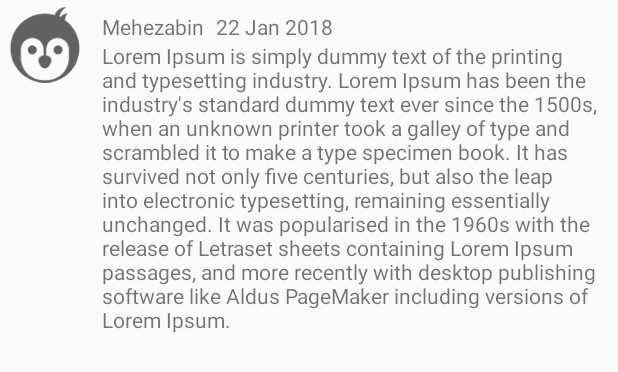
After one commit to Hany-Raaj/Smack, an Android app: the layout message_list_view.xml on its own in the app's theme, with its tools: preview values and no code run, on a phone screen of 412 x 824 dp. The commit adds this screen. Shown: the top 372 px of the screen. Run offline under Robolectric (Android 15) with nearby library versions, the phone set to English and light mode, and no system bars.

Commit message:
Lesson - 24

```diff
--- a/app/src/main/java/com/example/hanyr/smack/Services/UserDataService.kt
+++ b/app/src/main/java/com/example/hanyr/smack/Services/UserDataService.kt
@@ -23,6 +23,8 @@ object UserDataService {
         App.prefs.authToken = ""
         App.prefs.userEmail = ""
         App.prefs.isLoggedIn = false
+        MessageService.clearMessages()
+        MessageService.clearChannels()
     }
 
     fun returnAvatarColor(components: String): Int {
--- a/app/src/main/java/com/example/hanyr/smack/Utilities/Constants.kt
+++ b/app/src/main/java/com/example/hanyr/smack/Utilities/Constants.kt
@@ -12,6 +12,7 @@ const val URL_LOGIN = "${BASE_URL}account/login"
 const val URL_CREATE_USER = "${BASE_URL}user/add"
 const val URL_GET_USER = "${BASE_URL}user/byEmail/"
 const val URL_GET_CHANNELS = "${BASE_URL}channel/"
+const val URL_GET_MESSAGES = "${BASE_URL}message/byChannel/"
 
 //Broadcast Constants
 const val BROADCAST_USER_DATA_CHANGE = "BROADCAST_USER_DATA_CHANGE"
--- /dev/null
+++ b/app/src/main/res/layout/message_list_view.xml
@@ -0,0 +1,52 @@
+<?xml version="1.0" encoding="utf-8"?>
+<android.support.constraint.ConstraintLayout xmlns:android="http://schemas.android.com/apk/res/android"
+    xmlns:app="http://schemas.android.com/apk/res-auto"
+    xmlns:tools="http://schemas.android.com/tools"
+    android:layout_width="match_parent"
+    android:layout_height="wrap_content">
+
+    <ImageView
+        android:id="@+id/messageUserImage"
+        android:layout_width="60dp"
+        android:layout_height="60dp"
+        tools:srcCompat="@drawable/dark1"
+        tools:layout_editor_absoluteX="3dp"
+        tools:layout_editor_absoluteY="0dp"
+        tools:ignore="MissingConstraints" />
+
+    <TextView
+        android:id="@+id/messageUserNameLbl"
+        android:layout_width="wrap_content"
+        android:layout_height="wrap_content"
+        android:layout_marginStart="8dp"
+        android:layout_marginTop="8dp"
+        android:text="Mehezabin"
+        app:layout_constraintStart_toEndOf="@+id/messageUserImage"
+        app:layout_constraintTop_toTopOf="parent" />
+
+    <TextView
+        android:id="@+id/timeStampLbl"
+        android:layout_width="wrap_content"
+        android:layout_height="wrap_content"
+        android:layout_marginStart="8dp"
+        android:layout_marginTop="8dp"
+        app:layout_constraintStart_toEndOf="@+id/messageUserNameLbl"
+        app:layout_constraintTop_toTopOf="parent"
+        tools:text="22 Jan 2018" />
+
+    <TextView
+        android:id="@+id/messageBodyLbl"
+        android:layout_width="0dp"
+        android:layout_height="wrap_content"
+        android:layout_marginBottom="8dp"
+        android:layout_marginEnd="8dp"
+        android:layout_marginStart="8dp"
+        app:layout_constraintBottom_toBottomOf="parent"
+        app:layout_constraintEnd_toEndOf="parent"
+        app:layout_constraintHorizontal_bias="1.0"
+        app:layout_constraintStart_toEndOf="@+id/messageUserImage"
+        app:layout_constraintTop_toBottomOf="@+id/timeStampLbl"
+        app:layout_constraintVertical_bias="1.0"
+        tools:text="Lorem Ipsum is simply dummy text of the printing and typesetting industry. Lorem Ipsum has been the industry's standard dummy text ever since the 1500s, when an unknown printer took a galley of type and scrambled it to make a type specimen book. It has survived not only five centuries, but also the leap into electronic typesetting, remaining essentially unchanged. It was popularised in the 1960s with the release of Letraset sheets containing Lorem Ipsum passages, and more recently with desktop publishing software like Aldus PageMaker including versions of Lorem Ipsum." />
+
+</android.support.constraint.ConstraintLayout>
```
Also changed, not shown: app/src/main/java/com/example/hanyr/smack/Adapters/MessageAdapter.kt (added, +48 -0 lines), app/src/main/java/com/example/hanyr/smack/Controller/MainActivity.kt (+58 -1 lines), app/src/main/java/com/example/hanyr/smack/Model/Message.kt (added, +9 -0 lines), app/src/main/java/com/example/hanyr/smack/Services/MessageService.kt (+52 -1 lines).
